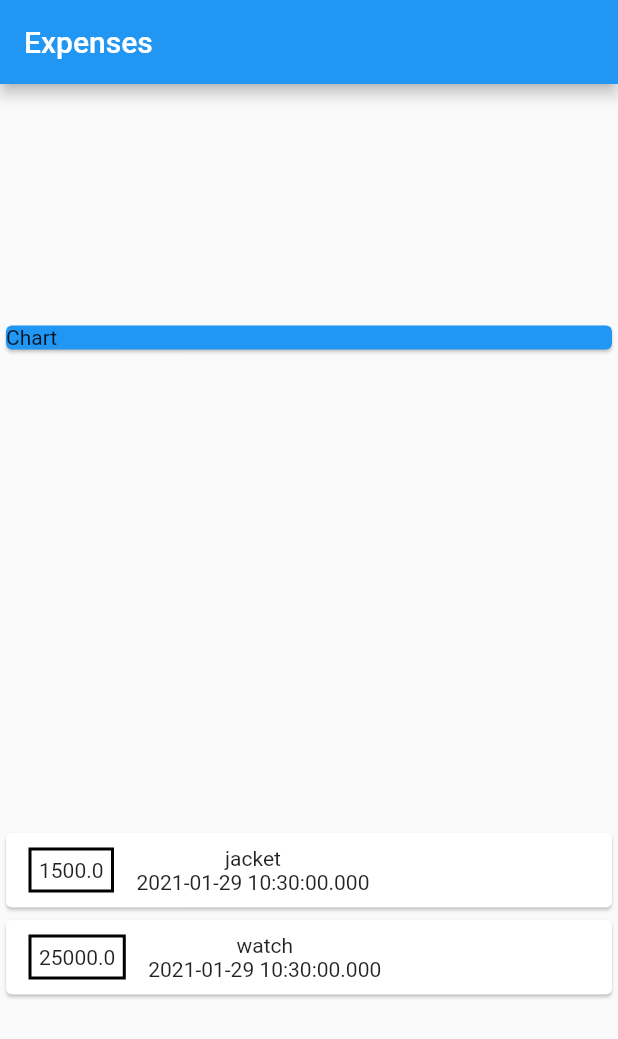
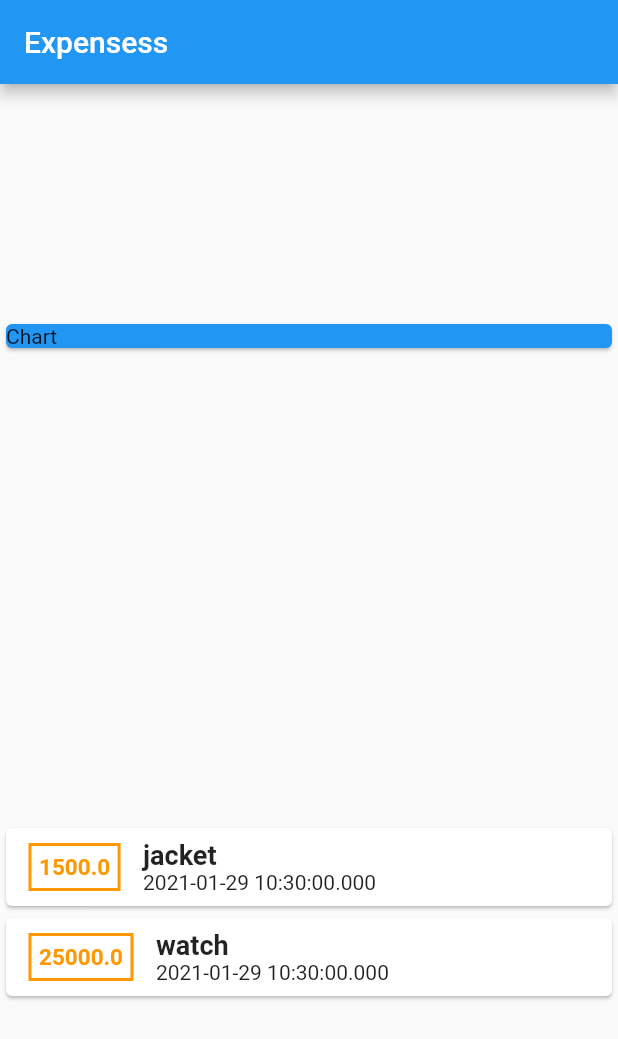
Before and after one commit to Chirag018/expensess_App, a Flutter app: the screen it shows after launch, on a phone screen of 412 x 824 dp. Shown: the top 1039 px of the screen. Run offline on Flutter 3.47's test engine with Material 2 defaults, Android fonts, the phone set to English and light mode, and no system bars.

Commit message:
some modifications

```diff
--- a/lib/main.dart
+++ b/lib/main.dart
@@ -34,7 +34,7 @@ class MyScreen extends StatelessWidget {
   Widget build(BuildContext context) {
     return Scaffold(
       appBar: AppBar(
-        title: Text('Expenses'),
+        title: Text('Expensess'),
       ),
       body: Column(
         mainAxisAlignment: MainAxisAlignment.spaceAround,
@@ -60,16 +60,30 @@ class MyScreen extends StatelessWidget {
                       ),
                       decoration: BoxDecoration(
                         border: Border.all(
-                          color: Colors.black,
+                          color: Colors.orange,
                           width: 2,
                         ),
                       ),
                       padding: EdgeInsets.all(5),
-                      child: Text(tx.amt.toString()),
+                      child: Text(
+                        tx.amt.toString(),
+                        style: TextStyle(
+                          fontWeight: FontWeight.bold,
+                          fontSize: 15,
+                          color: Colors.orange,
+                        ),
+                      ),
                     ),
                     Column(
+                      crossAxisAlignment: CrossAxisAlignment.start,
                       children: [
-                        Text(tx.title),
+                        Text(
+                          tx.title,
+                          style: TextStyle(
+                            fontWeight: FontWeight.bold,
+                            fontSize: 18,
+                          ),
+                        ),
                         Text(tx.date.toString()),
                       ],
                     ),
```
